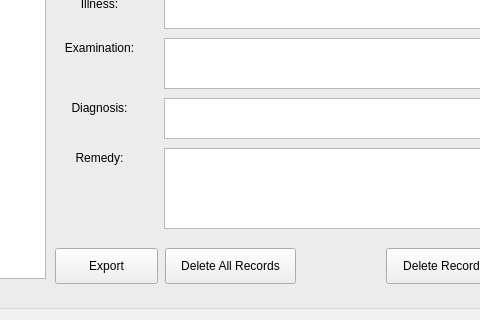
Before: the Qt Designer form PatientInfoWindow.ui in OhaoTech/ClinicManager, drawn with Qt 5; both pictures show x 195 to 675 and y 513 to 833 of the 967 by 833 pixel window.
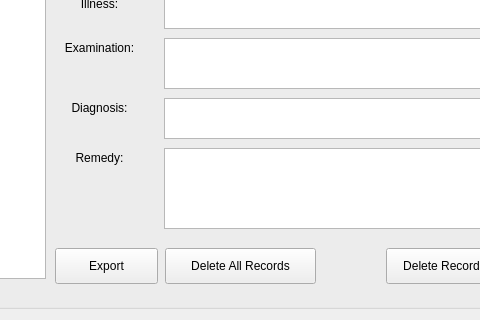
After: the same form once the commit is applied.

Commit message: window  ui  position adjustments

```diff
--- a/PatientInfoWindow.ui
+++ b/PatientInfoWindow.ui
@@ -518,7 +518,7 @@
      <rect>
       <x>360</x>
       <y>650</y>
-      <width>131</width>
+      <width>151</width>
       <height>36</height>
      </rect>
     </property>
```
The commit also changes 5 other files.
